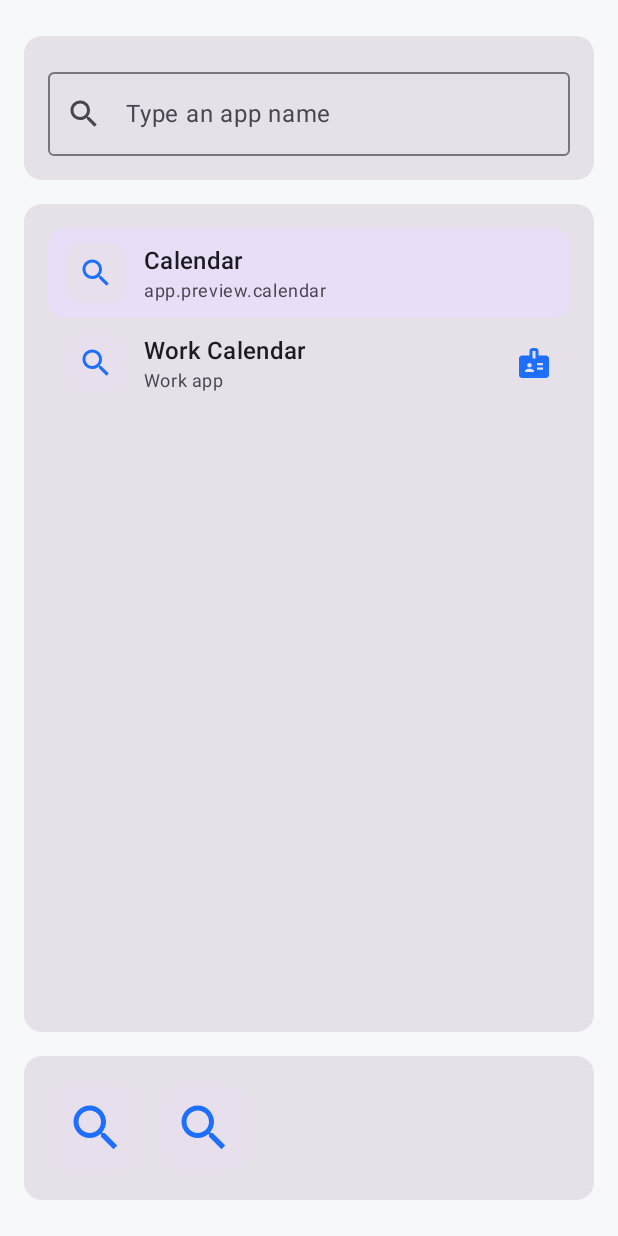
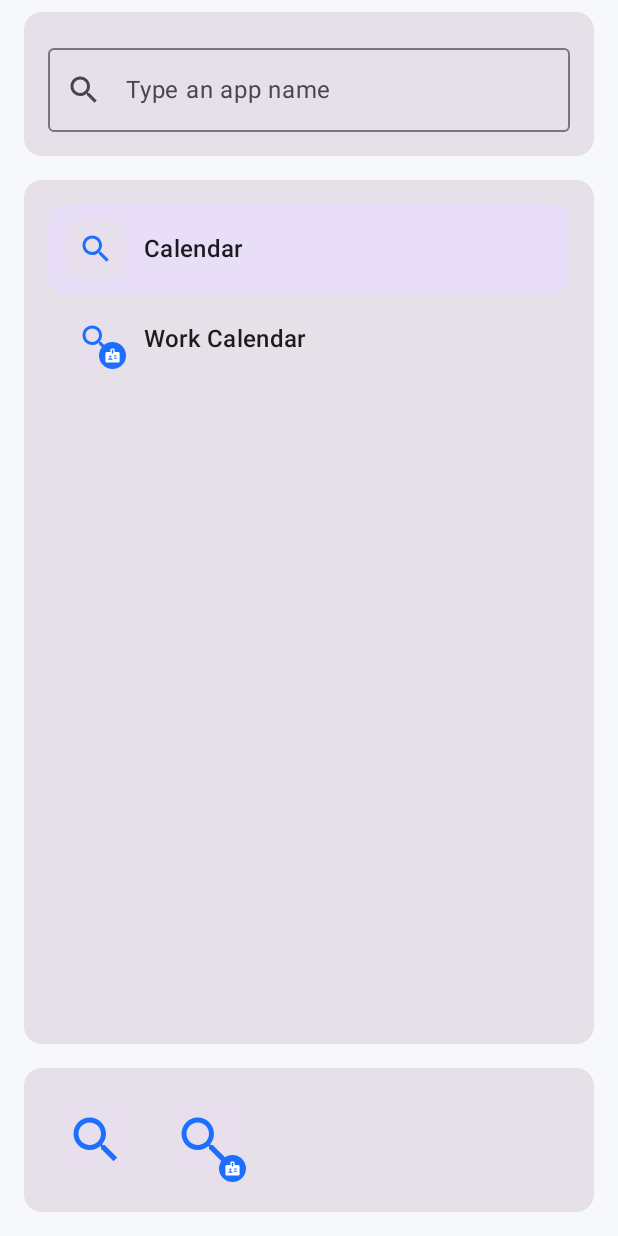
Before and after one commit to mikelward/typelauncher, an Android app built with Jetpack Compose: the @Preview function HomeRunningLargeFontPreview, on a phone screen of 412 x 824 dp. Run offline under Robolectric (Android 15) with nearby library versions, the phone set to English and light mode, and no system bars; libraries missing offline, so code that uses them is left out: androidx.lifecycle.compose, java.time, java.util, kotlinx.coroutines.flow.

Commit message:
Compact app rows and badge work apps
Co-authored-by: Mikel Ward <mikel@mikelward.com>

```diff
--- a/app/src/main/java/app/typelauncher/MainActivity.kt
+++ b/app/src/main/java/app/typelauncher/MainActivity.kt
@@ -51,6 +51,7 @@ import androidx.compose.foundation.layout.width
 import androidx.compose.foundation.lazy.LazyColumn
 import androidx.compose.foundation.lazy.items
 import androidx.compose.foundation.rememberScrollState
+import androidx.compose.foundation.shape.CircleShape
 import androidx.compose.material.icons.Icons
 import androidx.compose.material.icons.filled.Badge
 import androidx.compose.material.icons.filled.CalendarMonth
@@ -279,7 +280,7 @@ private fun HomeScreen(
             .fillMaxSize()
             .background(MaterialTheme.colorScheme.background)
             .padding(innerPadding)
-            .padding(horizontal = 16.dp, vertical = 24.dp)
+            .padding(start = 16.dp, top = 8.dp, end = 16.dp, bottom = 16.dp)
             .testTag(HOME_SCREEN_TAG),
         verticalArrangement = Arrangement.spacedBy(16.dp),
     ) {
@@ -429,6 +430,13 @@ private fun AppRow(
     onLaunchApp: (InstalledApp) -> Unit,
 ) {
     val rowColor = if (isActive) MaterialTheme.colorScheme.secondaryContainer else Color.Transparent
+    val iconModifier = if (app.isWorkApp) {
+        Modifier
+            .size(40.dp)
+            .testTag("$WORK_APP_BADGE_TAG:${app.name}")
+    } else {
+        Modifier.size(40.dp)
+    }
     Row(
         modifier = Modifier
             .fillMaxWidth()
@@ -439,22 +447,11 @@ private fun AppRow(
         verticalAlignment = Alignment.CenterVertically,
         horizontalArrangement = Arrangement.spacedBy(12.dp),
     ) {
-        AppIcon(app = app)
-        Column(Modifier.weight(1f)) {
-            Text(app.name, style = MaterialTheme.typography.titleMedium)
-            Text(
-                text = if (app.isWorkApp) stringResource(R.string.work_app_badge_description) else app.packageName,
-                style = MaterialTheme.typography.bodySmall,
-                color = MaterialTheme.colorScheme.onSurfaceVariant,
+        AppIcon(
+            app = app,
+            modifier = iconModifier,
         )
-        }
-        if (app.isWorkApp) {
-            Icon(
-                Icons.Filled.Badge,
-                contentDescription = stringResource(R.string.work_app_badge_description),
-                tint = MaterialTheme.colorScheme.primary,
-            )
-        }
+        Text(app.name, modifier = Modifier.weight(1f), style = MaterialTheme.typography.titleMedium)
     }
 }
 
@@ -500,8 +497,9 @@ private fun AppIcon(app: InstalledApp, modifier: Modifier = Modifier.size(40.dp)
     val bitmap = remember(app.id, app.icon) {
         app.icon?.toBitmap(width = 96, height = 96)?.asImageBitmap()
     }
+    Box(modifier = modifier) {
         Surface(
-        modifier = modifier,
+            modifier = Modifier.fillMaxSize(),
             shape = MaterialTheme.shapes.medium,
             color = MaterialTheme.colorScheme.surfaceVariant,
         ) {
@@ -521,6 +519,23 @@ private fun AppIcon(app: InstalledApp, modifier: Modifier = Modifier.size(40.dp)
                 )
             }
         }
+        if (app.isWorkApp) {
+            Surface(
+                modifier = Modifier
+                    .align(Alignment.BottomEnd)
+                    .size(18.dp),
+                shape = CircleShape,
+                color = MaterialTheme.colorScheme.primary,
+            ) {
+                Icon(
+                    Icons.Filled.Badge,
+                    contentDescription = null,
+                    modifier = Modifier.padding(3.dp),
+                    tint = MaterialTheme.colorScheme.onPrimary,
+                )
+            }
+        }
+    }
 }
 
 @Composable
@@ -534,7 +549,7 @@ private fun AgendaScreen(
             .fillMaxSize()
             .background(MaterialTheme.colorScheme.background)
             .padding(innerPadding)
-            .padding(horizontal = 16.dp, vertical = 24.dp)
+            .padding(start = 16.dp, top = 8.dp, end = 16.dp, bottom = 16.dp)
             .testTag(AGENDA_SCREEN_TAG),
         verticalArrangement = Arrangement.spacedBy(16.dp),
     ) {
@@ -1106,6 +1121,7 @@ internal const val SEARCH_FIELD_TAG = "search_field"
 internal const val APPS_CARD_TAG = "apps_card"
 internal const val APPS_LIST_TAG = "apps_list"
 internal const val APP_ROW_TAG = "app_row"
+internal const val WORK_APP_BADGE_TAG = "work_app_badge"
 internal const val DOCK_CARD_TAG = "dock_card"
 internal const val DOCK_LIST_TAG = "dock_list"
 internal const val DOCK_HINT_TAG = "dock_hint"
```
Also changed, not shown: 1 other file. Lines whose indentation alone changed are shown as unchanged.
